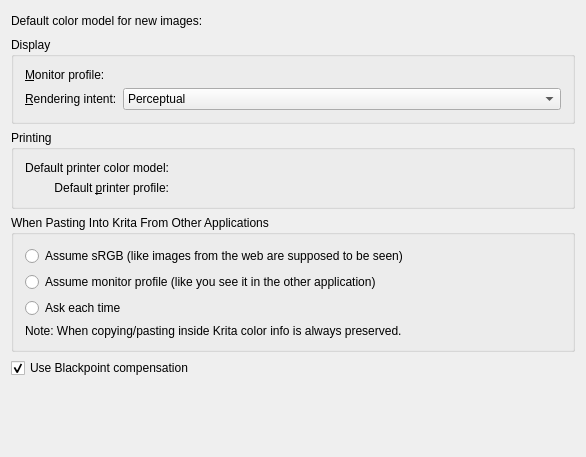
Qt form krita/ui/forms/wdgcolorsettings.ui (KDE/krita) before a commit.
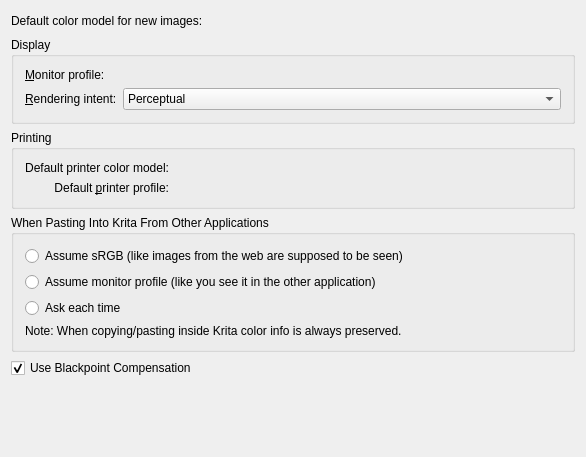
The same form after that commit. Custom widgets are drawn as their Qt base class.

```diff
--- a/krita/ui/forms/wdgcolorsettings.ui
+++ b/krita/ui/forms/wdgcolorsettings.ui
@@ -266,7 +266,7 @@
      <item>
       <widget class="QCheckBox" name="chkBlackpoint">
        <property name="text">
-        <string>Use Blackpoint compensation</string>
+        <string>Use Blackpoint Compensation</string>
        </property>
        <property name="checked">
         <bool>true</bool>
```
